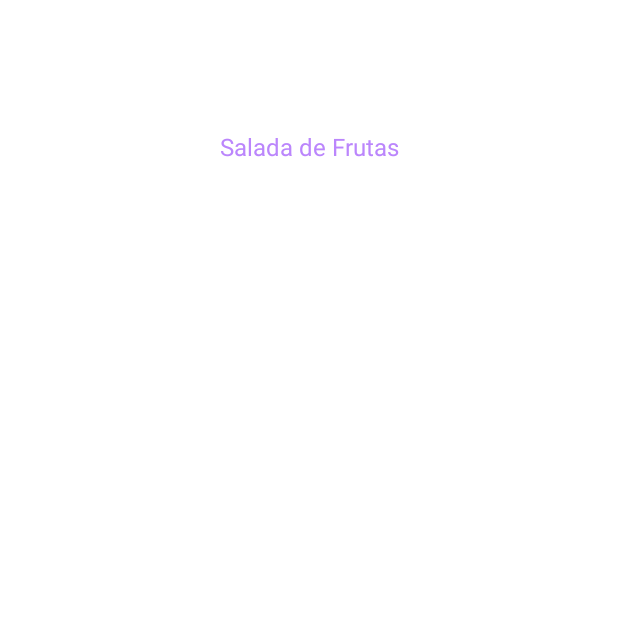
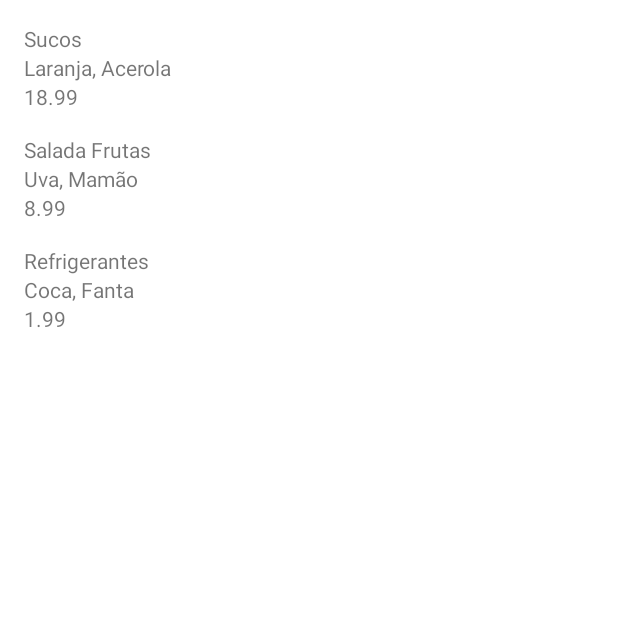
Before and after one commit to thiiagofernando/orgs, an Android app: the screen it shows after launch (MainActivity), on a phone screen of 412 x 824 dp, the top half of it. Before the commit the part shown is almost empty. Run offline under Robolectric (Android 15) with nearby library versions, the phone set to English and light mode, and no system bars.

Commit message:
Modulo 3 e 4

```diff
--- a/MyApplication/app/src/main/AndroidManifest.xml
+++ b/MyApplication/app/src/main/AndroidManifest.xml
@@ -13,7 +13,7 @@
         android:theme="@style/Theme.Orgs"
         tools:targetApi="31" >
 
-        <activity android:name=".MainActivity"
+        <activity android:name=".ui.activity.MainActivity"
             android:exported="true">
             <intent-filter>
                 <action android:name="android.intent.action.MAIN"/>
--- a/MyApplication/app/src/main/java/com/thiiagofernando/orgs/MainActivity.kt
+++ /dev/null
@@ -1,12 +0,0 @@
-package com.thiiagofernando.orgs
-
-import android.app.Activity
-import android.os.Bundle
-
-class MainActivity  : Activity(){
-
-    override fun onCreate(savedInstanceState: Bundle?) {
-        super.onCreate(savedInstanceState)
-        setContentView(R.layout.activity_main);
-    }
-}
--- /dev/null
+++ b/MyApplication/app/src/main/java/com/thiiagofernando/orgs/model/Produto.kt
@@ -0,0 +1,10 @@
+package com.thiiagofernando.orgs.model
+
+import java.math.BigDecimal
+
+class Produto(
+
+    val nome: String,
+    val descricao: String,
+    val valor: BigDecimal
+)
--- /dev/null
+++ b/MyApplication/app/src/main/java/com/thiiagofernando/orgs/ui/activity/MainActivity.kt
@@ -0,0 +1,28 @@
+package com.thiiagofernando.orgs.ui.activity
+
+import android.app.Activity
+import android.os.Bundle
+import androidx.recyclerview.widget.LinearLayoutManager
+import androidx.recyclerview.widget.RecyclerView
+import com.thiiagofernando.orgs.R
+import com.thiiagofernando.orgs.model.Produto
+import com.thiiagofernando.orgs.ui.recyclerview.ListaProdutosAdapter
+import java.math.BigDecimal
+
+class MainActivity : Activity() {
+
+    override fun onCreate(savedInstanceState: Bundle?) {
+        super.onCreate(savedInstanceState)
+        setContentView(R.layout.activity_main)
+
+        val lista = findViewById<RecyclerView>(R.id.lista)
+        lista.adapter = ListaProdutosAdapter(
+            context = this, produtos = listOf(
+                Produto(nome = "Sucos", descricao = "Laranja, Acerola", valor = BigDecimal("18.99")),
+                Produto(nome = "Salada Frutas", descricao = "Uva, Mamão", valor = BigDecimal("8.99")),
+                Produto(nome = "Refrigerantes", descricao = "Coca, Fanta", valor = BigDecimal("1.99")),
+
+            )
+        )
+    }
+}
--- /dev/null
+++ b/MyApplication/app/src/main/java/com/thiiagofernando/orgs/ui/recyclerview/ListaProdutosAdapter.kt
@@ -0,0 +1,43 @@
+package com.thiiagofernando.orgs.ui.recyclerview
+
+import android.content.Context
+import android.view.LayoutInflater
+import android.view.View
+import android.view.ViewGroup
+import android.widget.TextView
+import androidx.recyclerview.widget.RecyclerView
+import com.thiiagofernando.orgs.R
+import com.thiiagofernando.orgs.model.Produto
+
+class ListaProdutosAdapter(
+    private val context: Context,
+    private val produtos: List<Produto>
+) : RecyclerView.Adapter<ListaProdutosAdapter.ViewHolder>() {
+
+    class ViewHolder(view: View) : RecyclerView.ViewHolder(view) {
+        fun vincula(produto: Produto) {
+            val nome = itemView.findViewById<TextView>(R.id.nome)
+            nome.text = produto.nome
+            val descricao = itemView.findViewById<TextView>(R.id.descricao)
+            descricao.text = produto.descricao
+            val valor = itemView.findViewById<TextView>(R.id.valor)
+            valor.text = produto.valor.toString()
+        }
+    }
+
+    override fun onCreateViewHolder(parent: ViewGroup, viewType: Int): ViewHolder {
+        val inflater = LayoutInflater.from(context)
+        val view = inflater.inflate(R.layout.produto_item,parent,false)
+        return ViewHolder(view)
+    }
+
+    override fun getItemCount(): Int = produtos.size
+
+    override fun onBindViewHolder(holder: ViewHolder, position: Int) {
+        val produto = produtos[position]
+        holder.vincula(produto)
+
+    }
+
+
+}
--- a/MyApplication/app/src/main/res/layout/activity_main.xml
+++ b/MyApplication/app/src/main/res/layout/activity_main.xml
@@ -1,20 +1,21 @@
 <?xml version="1.0" encoding="utf-8"?>
-<androidx.constraintlayout.widget.ConstraintLayout xmlns:android="http://schemas.android.com/apk/res/android"
+<androidx.constraintlayout.widget.ConstraintLayout
+    xmlns:android="http://schemas.android.com/apk/res/android"
     xmlns:app="http://schemas.android.com/apk/res-auto"
     xmlns:tools="http://schemas.android.com/tools"
     android:layout_width="match_parent"
     android:layout_height="match_parent">
 
-    <TextView
-        android:id="@+id/textView"
-        android:layout_width="wrap_content"
-        android:layout_height="wrap_content"
-        android:text="Salada de Frutas"
-        android:textColor="@color/purple_200"
-        android:textSize="16sp"
+
+    <androidx.recyclerview.widget.RecyclerView
+        app:layoutManager="androidx.recyclerview.widget.LinearLayoutManager"
+        android:id="@+id/lista"
+        android:layout_width="0dp"
+        android:layout_height="0dp"
         app:layout_constraintBottom_toBottomOf="parent"
         app:layout_constraintEnd_toEndOf="parent"
         app:layout_constraintStart_toStartOf="parent"
         app:layout_constraintTop_toTopOf="parent"
-        app:layout_constraintVertical_bias="0.108" />
+        tools:listitem="@layout/produto_item" />
+
 </androidx.constraintlayout.widget.ConstraintLayout>
--- /dev/null
+++ b/MyApplication/app/src/main/res/layout/produto_item.xml
@@ -0,0 +1,40 @@
+<?xml version="1.0" encoding="utf-8"?>
+<androidx.constraintlayout.widget.ConstraintLayout xmlns:android="http://schemas.android.com/apk/res/android"
+    android:layout_width="match_parent"
+    xmlns:tools="http://schemas.android.com/tools"
+    android:layout_height="wrap_content"
+    xmlns:app="http://schemas.android.com/apk/res-auto">
+
+    <TextView
+        android:id="@+id/nome"
+        android:layout_margin="16dp"
+        android:layout_width="0dp"
+        android:layout_height="wrap_content"
+        tools:text="Salada de Frutas"
+        app:layout_constraintEnd_toEndOf="parent"
+        app:layout_constraintTop_toTopOf="parent"
+        app:layout_constraintStart_toStartOf="parent"
+        />
+    <TextView
+        android:id="@+id/descricao"
+        android:layout_marginStart="16dp"
+        android:layout_marginEnd="16dp"
+        android:layout_width="0dp"
+        android:layout_height="wrap_content"
+        tools:text="Laranja,manga,uva"
+        app:layout_constraintEnd_toEndOf="parent"
+        app:layout_constraintStart_toStartOf="parent"
+        app:layout_constraintTop_toBottomOf="@id/nome"
+        />
+    <TextView
+        android:id="@+id/valor"
+        android:layout_marginStart="16dp"
+        android:layout_marginEnd="16dp"
+        android:layout_width="0dp"
+        android:layout_height="wrap_content"
+        tools:text="19.99"
+        app:layout_constraintEnd_toEndOf="parent"
+        app:layout_constraintStart_toStartOf="parent"
+        app:layout_constraintTop_toBottomOf="@id/descricao"
+        />
+</androidx.constraintlayout.widget.ConstraintLayout>
```
